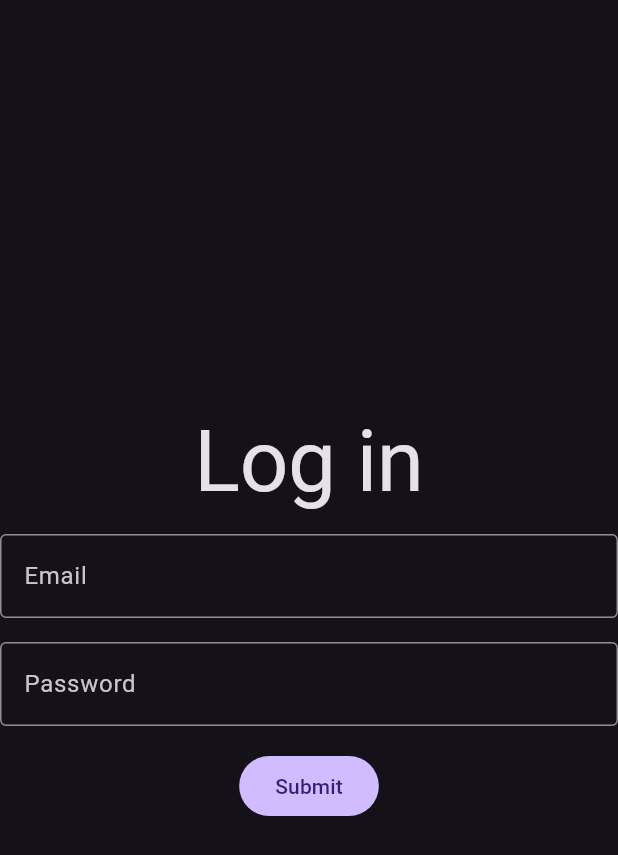
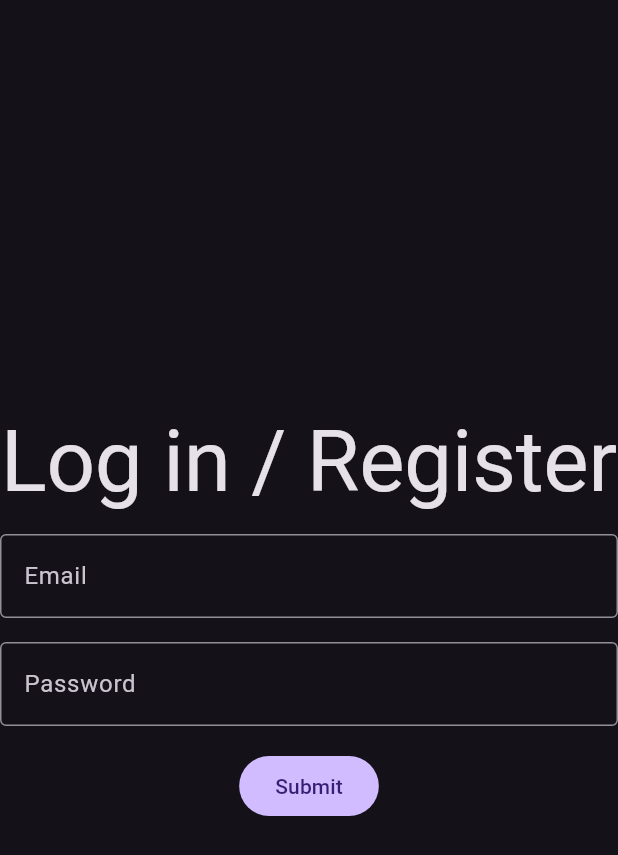
Before and after one commit to matifere/snip, a Flutter app: the screen it shows after launch, on a phone screen of 412 x 824 dp. Shown: the top 855 px of the screen. Run offline on Flutter 3.47's test engine with Material 3 defaults, Android fonts, the phone set to English and light mode, and no system bars; our stand-ins replace flutter_bloc, flutter_dotenv, flutter_highlight, supabase_flutter; missing offline and left inert: code_text_field, highlight; accounts and stored records are empty.

Commit message:
SQL support + auto login

```diff
--- a/lib/HomeWidgets/create_snippet_page.dart
+++ b/lib/HomeWidgets/create_snippet_page.dart
@@ -30,6 +30,7 @@ class _CreateSnippetPageState extends State<CreateSnippetPage> {
     DropdownMenuItem(value: 'Rust', child: Text('Rust')),
     DropdownMenuItem(value: 'Java', child: Text('Java')),
     DropdownMenuItem(value: 'Haskell', child: Text('Haskell')),
+    DropdownMenuItem(value: 'SQL', child: Text('SQL')),
   ];
   @override
   Widget build(BuildContext context) {
--- a/lib/OnSnippet/snip_page.dart
+++ b/lib/OnSnippet/snip_page.dart
@@ -11,7 +11,7 @@ import 'package:snip/snippet_class.dart';
 import 'package:supabase_flutter/supabase_flutter.dart';
 
 class SnipPage extends StatefulWidget {
-  SnipPage({super.key, required this.snip});
+  const SnipPage({super.key, required this.snip});
   final SnippetClass snip;
 
   @override
@@ -28,6 +28,7 @@ class _SnipPageState extends State<SnipPage> {
     DropdownMenuItem(value: 'Rust', child: Text('Rust')),
     DropdownMenuItem(value: 'Java', child: Text('Java')),
     DropdownMenuItem(value: 'Haskell', child: Text('Haskell')),
+    DropdownMenuItem(value: 'SQL', child: Text('SQL')),
   ];
 
   final TextEditingController titleControl = TextEditingController();
--- a/lib/app_constants.dart
+++ b/lib/app_constants.dart
@@ -5,6 +5,7 @@ import 'package:highlight/languages/java.dart';
 import 'package:highlight/languages/javascript.dart';
 import 'package:highlight/languages/python.dart';
 import 'package:highlight/languages/rust.dart';
+import 'package:highlight/languages/sql.dart';
 
 final Map<String, Mode> languageMap = {
   'Dart': dart,
@@ -13,4 +14,5 @@ final Map<String, Mode> languageMap = {
   'JavaScript': javascript,
   'Java': java,
   'Haskell': haskell,
+  'SQL': sql,
 };
--- a/lib/login_page.dart
+++ b/lib/login_page.dart
@@ -22,7 +22,10 @@ class LoginPage extends StatelessWidget {
             mainAxisSize: MainAxisSize.min,
             spacing: 16,
             children: [
-              Text('Log in', style: Theme.of(context).textTheme.displayLarge),
+              Text(
+                'Log in / Register',
+                style: Theme.of(context).textTheme.displayLarge,
+              ),
               SizedBox(
                 width: 500,
                 child: TextFormField(
@@ -94,7 +97,7 @@ class LoginPage extends StatelessWidget {
                       if (!context.mounted) {
                         return;
                       }
-                      Navigator.of(context).push(
+                      Navigator.of(context).pushReplacement(
                         MaterialPageRoute(builder: (context) => HomePage()),
                       );
                     } catch (e) {
--- a/lib/main.dart
+++ b/lib/main.dart
@@ -1,5 +1,6 @@
 import 'package:flutter/material.dart';
 import 'package:flutter_dotenv/flutter_dotenv.dart';
+import 'package:snip/home_page.dart';
 import 'package:snip/login_page.dart';
 import 'package:supabase_flutter/supabase_flutter.dart';
 // un string aleatorio: wAJJjjF0PL5shqw2
@@ -11,17 +12,18 @@ void main() async {
     url: dotenv.env['SUPABASE_URL'] ?? '',
     anonKey: dotenv.env['SUPABASE_ANON_KEY'] ?? '',
   );
-  runApp(const MainApp());
+  runApp(MainApp());
 }
 
 class MainApp extends StatelessWidget {
-  const MainApp({super.key});
+  MainApp({super.key});
+  final SupabaseClient client = Supabase.instance.client;
 
   @override
   Widget build(BuildContext context) {
     return MaterialApp(
       debugShowCheckedModeBanner: false,
-      home: LoginPage(),
+      home: client.auth.currentSession != null ? HomePage() : LoginPage(),
       darkTheme: ThemeData.dark(useMaterial3: true),
       themeMode: ThemeMode.dark,
     );
```
Also changed, not shown: lib/home_page.dart (+17 -0 lines).
